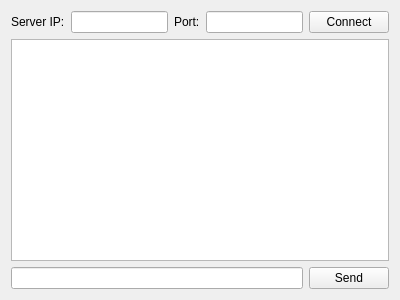
Old version of the form ChatClient/tcpclient.ui in the repository BlueBird-0/VEDA_QtChat.
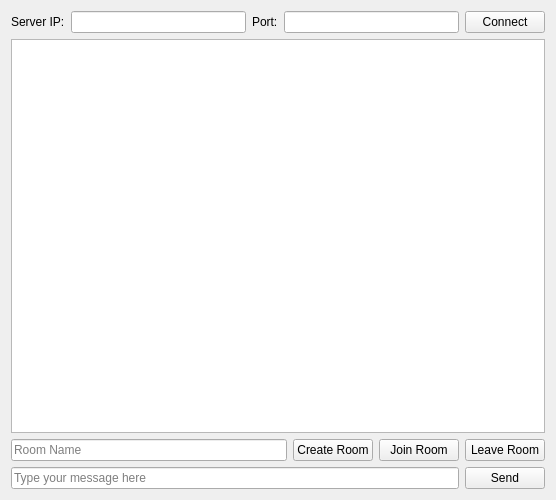
New version of the form.

What changed in the file:
```diff
--- a/ChatClient/tcpclient.ui
+++ b/ChatClient/tcpclient.ui
@@ -6,8 +6,8 @@
    <rect>
     <x>0</x>
     <y>0</y>
-    <width>400</width>
-    <height>300</height>
+    <width>556</width>
+    <height>500</height>
    </rect>
   </property>
   <property name="windowTitle">
@@ -55,7 +55,43 @@
    <item>
     <layout class="QHBoxLayout" name="horizontalLayout_2">
      <item>
-      <widget class="QLineEdit" name="messageEdit"/>
+      <widget class="QLineEdit" name="roomNameEdit">
+       <property name="placeholderText">
+        <string>Room Name</string>
+       </property>
+      </widget>
+     </item>
+     <item>
+      <widget class="QPushButton" name="createRoomButton">
+       <property name="text">
+        <string>Create Room</string>
+       </property>
+      </widget>
+     </item>
+     <item>
+      <widget class="QPushButton" name="joinRoomButton">
+       <property name="text">
+        <string>Join Room</string>
+       </property>
+      </widget>
+     </item>
+     <item>
+      <widget class="QPushButton" name="leaveRoomButton">
+       <property name="text">
+        <string>Leave Room</string>
+       </property>
+      </widget>
+     </item>
+    </layout>
+   </item>
+   <item>
+    <layout class="QHBoxLayout" name="horizontalLayout_3">
+     <item>
+      <widget class="QLineEdit" name="messageEdit">
+       <property name="placeholderText">
+        <string>Type your message here</string>
+       </property>
+      </widget>
      </item>
      <item>
       <widget class="QPushButton" name="sendButton">
```
Left out of the diff: 2 changed lines with no effect on the pictures.
